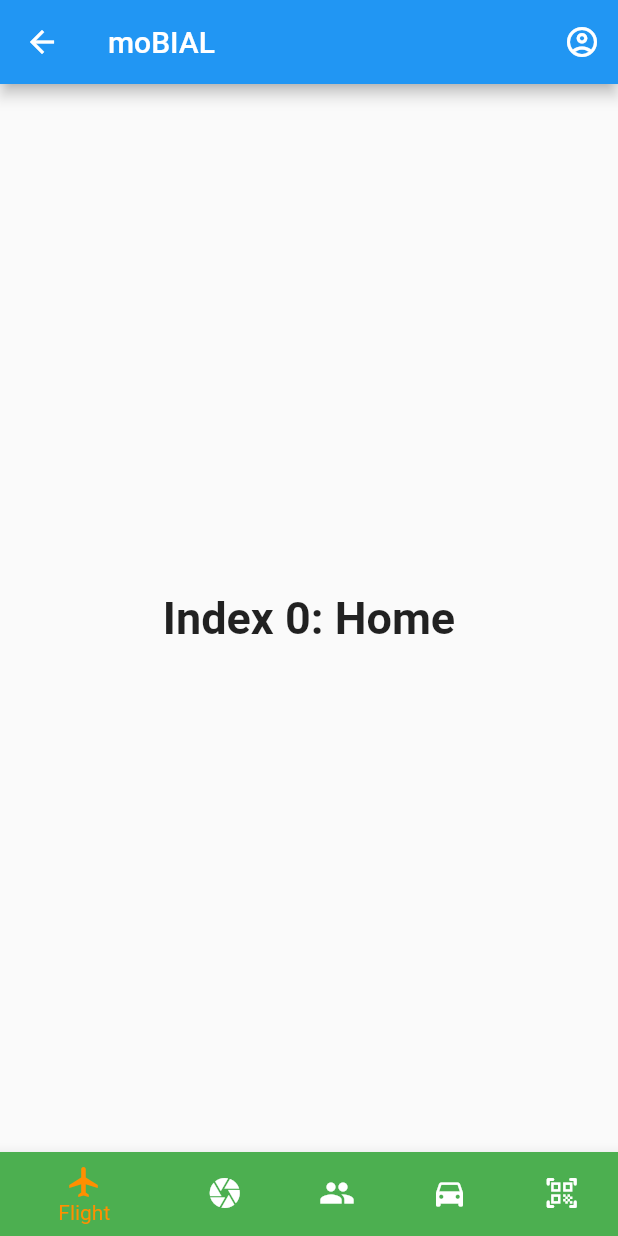
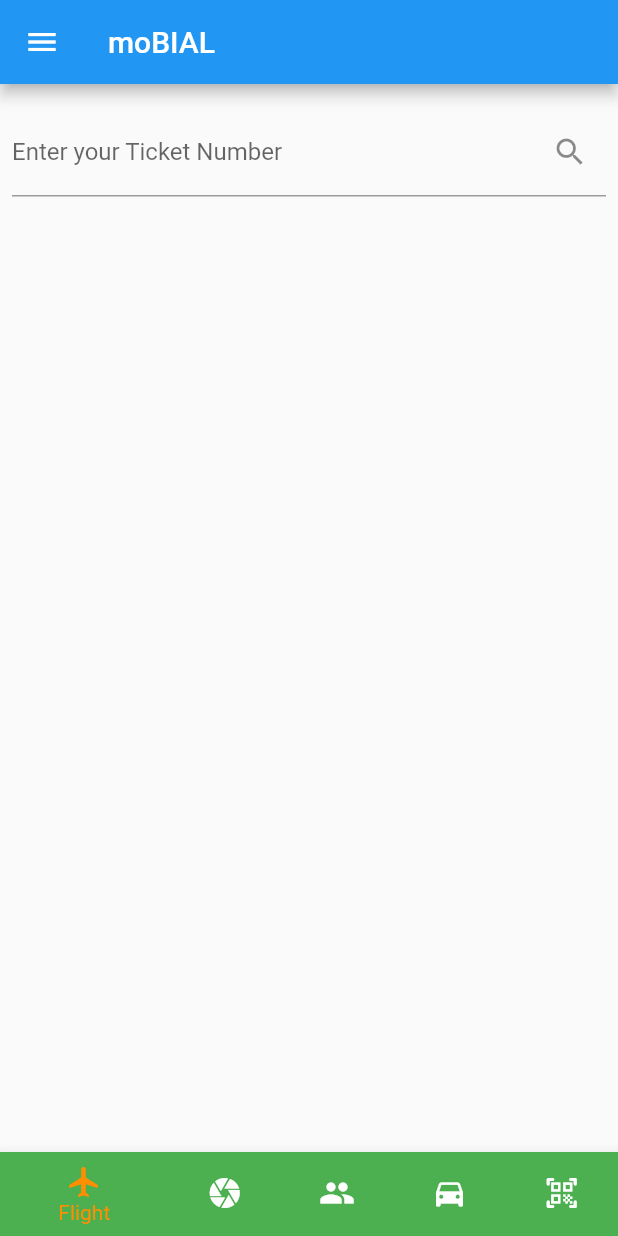
Before and after one commit to ayushkulshrestha2001/mobial, a Flutter app: the Ticket screen opened directly, on a phone screen of 412 x 824 dp. Run offline on Flutter 3.47's test engine with Material 2 defaults, Android fonts, the phone set to English and light mode, and no system bars; our stand-ins replace font_awesome_flutter.

Commit message:
burger menu and ticket page

```diff
--- a/lib/Ticket.dart
+++ b/lib/Ticket.dart
@@ -39,13 +39,29 @@
     });
   }
 
+  void onSearch() {
+    print('Hadoop');
+  }
+
   @override
   Widget build(BuildContext context) {
     return Scaffold(
       appBar: AppBar(
         title: const Text('moBIAL'),
-        actions: <Widget>[
-          IconButton(
+      ),
+      drawer: Drawer(
+        child: ListView(
+          padding: EdgeInsets.zero,
+          children: [
+            const DrawerHeader(
+              decoration: BoxDecoration(
+                color: Colors.blue,
+              ),
+              child: Text('moBIAL'),
+            ),
+            ListTile(
+              title: const Text('Account'),
+              leading: IconButton(
                 icon: const Icon(Icons.account_circle_outlined),
                 tooltip: 'Show Snackbar',
                 onPressed: () {
@@ -53,10 +69,69 @@
                       const SnackBar(content: Text('This is a snackbar')));
                 },
               ),
+              onTap: () {
+                // Update the state of the app
+                // ...
+                // Then close the drawer
+                Navigator.pop(context);
+              },
+            ),
+            ListTile(
+              title: const Text('Settings'),
+              leading: IconButton(
+                icon: const Icon(Icons.settings),
+                tooltip: 'Show Snackbar',
+                onPressed: () {
+                  ScaffoldMessenger.of(context).showSnackBar(
+                      const SnackBar(content: Text('This is a snackbar')));
+                },
+              ),
+              onTap: () {
+                // Update the state of the app
+                // ...
+                // Then close the drawer
+                Navigator.pop(context);
+              },
+            ),
+            ListTile(
+              title: const Text('Privacy Policy'),
+              leading: IconButton(
+                icon: const Icon(Icons.privacy_tip),
+                tooltip: 'Show Snackbar',
+                onPressed: () {
+                  ScaffoldMessenger.of(context).showSnackBar(
+                      const SnackBar(content: Text('This is a snackbar')));
+                },
+              ),
+              onTap: () {
+                // Update the state of the app
+                // ...
+                // Then close the drawer
+                Navigator.pop(context);
+              },
+            ),
           ],
         ),
-      body: Center(
-        child: _widgetOptions.elementAt(_selectedIndex),
+      ),
+      body: Column(
+        crossAxisAlignment: CrossAxisAlignment.start,
+        children: <Widget>[
+          Padding(
+            padding: EdgeInsets.symmetric(horizontal: 8, vertical: 16),
+            child: TextFormField(
+              decoration: InputDecoration(
+                suffixIcon: IconButton(
+                  onPressed: () {
+                    print("helo");
+                  },
+                  icon: Icon(Icons.search),
+                ),
+                border: UnderlineInputBorder(),
+                labelText: 'Enter your Ticket Number',
+              ),
+            ),
+          ),
+        ],
       ),
       bottomNavigationBar: BottomNavigationBar(
         items: const <BottomNavigationBarItem>[
```
Lines whose indentation alone changed are shown as unchanged.
